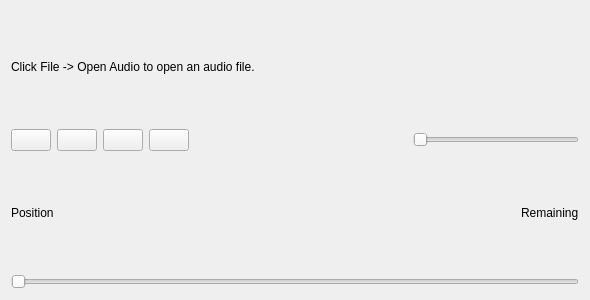
Qt form mediaplayerwidget.ui (lzh9102/dictation-helper) before a commit.
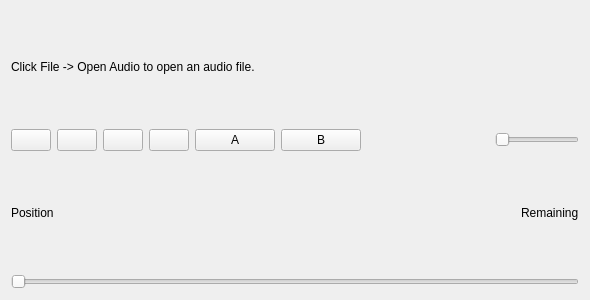
The same form after that commit. Icons and pictures are not drawn.

Commit message: MediaPlayerWidget: implement AB points

Diff of the .ui file:
```diff
--- a/mediaplayerwidget.ui
+++ b/mediaplayerwidget.ui
@@ -63,6 +63,26 @@
          </property>
         </widget>
        </item>
+       <item>
+        <widget class="QPushButton" name="btnPointA">
+         <property name="text">
+          <string notr="true">A</string>
+         </property>
+         <property name="checkable">
+          <bool>false</bool>
+         </property>
+        </widget>
+       </item>
+       <item>
+        <widget class="QPushButton" name="btnPointB">
+         <property name="text">
+          <string notr="true">B</string>
+         </property>
+         <property name="checkable">
+          <bool>true</bool>
+         </property>
+        </widget>
+       </item>
       </layout>
      </item>
      <item>
```
The commit also changes 2 other files.
